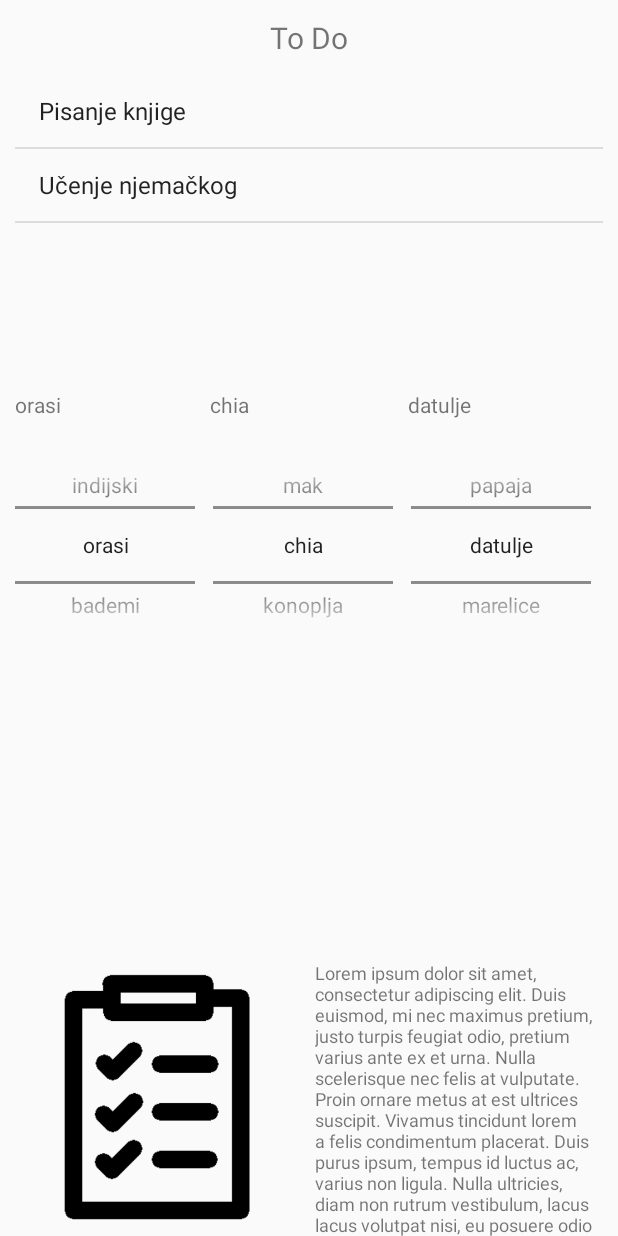
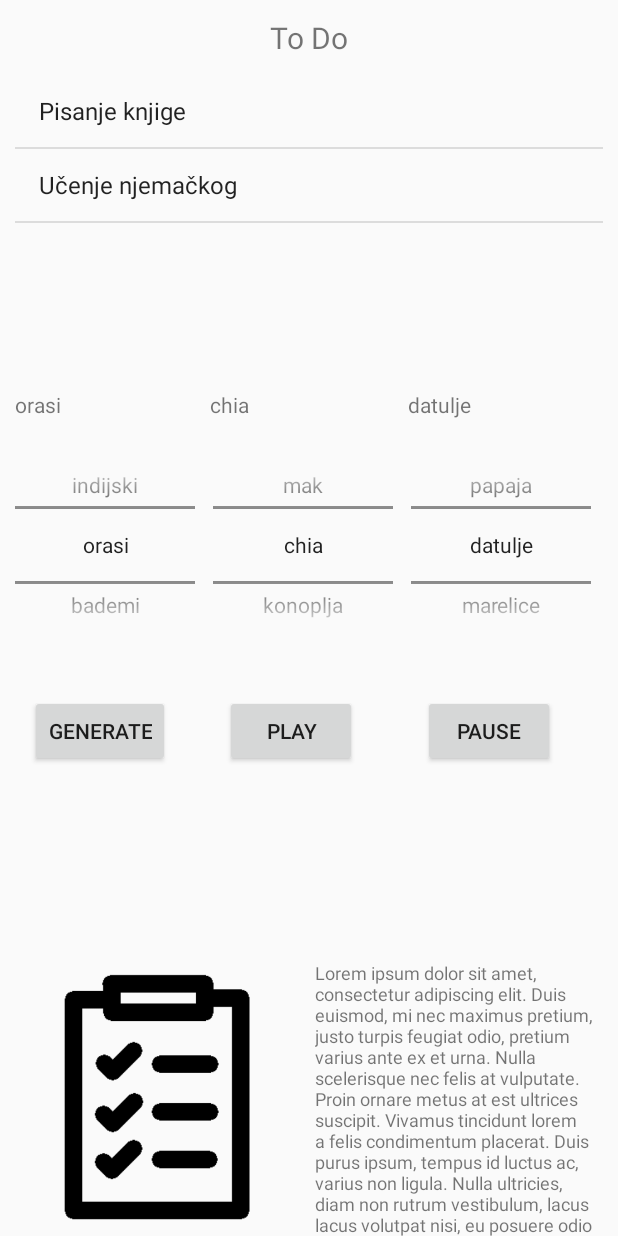
Before and after one commit to kathestos/Regime-app, an Android app: the TodoActivity screen opened directly, with no data from a screen before it, on a phone screen of 412 x 824 dp. Run offline under Robolectric (Android 15) with nearby library versions, the phone set to English and light mode, and no system bars.

Commit message:
player kreiran

```diff
--- a/app/src/main/java/com/example/myapplication/TodoActivity.java
+++ b/app/src/main/java/com/example/myapplication/TodoActivity.java
@@ -2,20 +2,26 @@ package com.example.myapplication;
 
 import android.content.Context;
 import android.content.SharedPreferences;
+import android.media.MediaPlayer;
 import android.os.Bundle;
 import android.view.WindowManager;
 import android.widget.ArrayAdapter;
+import android.widget.Button;
 import android.widget.ListView;
 import android.widget.NumberPicker;
 import android.widget.TextView;
 
 import androidx.appcompat.app.AppCompatActivity;
 
+import java.util.ArrayList;
 import java.util.Objects;
 
 public class TodoActivity extends AppCompatActivity {
 
     SharedPreferences sp;
+
+    ArrayList<Integer> playlist = new ArrayList<>();
+    int i = 0;
 
     @Override
     protected void onCreate(Bundle savedInstanceState) {
@@ -100,5 +106,42 @@ public class TodoActivity extends AppCompatActivity {
         String savedSuho = suho[suhoNum];
         suhoText.setText(savedSuho);
         suhoPick.setValue(suhoNum);
+
+//        SOUNDS EXPERIMENT
+
+        Button generate = findViewById(R.id.generateMp3);
+        Button play = findViewById(R.id.playMp3);
+        Button pause = findViewById(R.id.pauseMp3);
+
+        playlist.add(R.raw.norm_sklek);
+        playlist.add(R.raw.prvi);
+        playlist.add(R.raw.drugi);
+        playlist.add(R.raw.treci);
+        playlist.add(R.raw.norm_sklek);
+
+        play.setOnClickListener(v -> playNext(pause));
+
     }
+
+    void playNext(Button pause) {
+        if (i < playlist.size()) {
+            MediaPlayer mp = MediaPlayer.create(this, playlist.get(i++));
+            mp.start();
+            mp.setOnCompletionListener(vv -> playNext(pause));
+            pausePlay(pause, mp);
+        }
+    }
+
+    void pausePlay(Button pause, MediaPlayer mp) {
+        pause.setOnClickListener(vv -> {
+            mp.pause();
+            pause.setText("cont");
+            pause.setOnClickListener(vvv -> {
+                mp.start();
+                pause.setText("pause");
+                pausePlay(pause, mp);
+            });
+        });
+    }
+
 }
--- a/app/src/main/res/layout/activity_todo.xml
+++ b/app/src/main/res/layout/activity_todo.xml
@@ -105,4 +105,33 @@
         android:layout_toEndOf="@+id/pickerSjemenke"
         android:textSize="10sp" />
 
+    <Button
+        android:id="@+id/generateMp3"
+        android:layout_width="wrap_content"
+        android:layout_height="wrap_content"
+        android:layout_below="@+id/pickerOrah"
+        android:layout_marginStart="20dp"
+        android:layout_marginTop="40dp"
+        android:text="Generate" />
+
+    <Button
+        android:id="@+id/playMp3"
+        android:layout_width="wrap_content"
+        android:layout_height="wrap_content"
+        android:layout_below="@+id/pickerOrah"
+        android:layout_marginStart="20dp"
+        android:layout_marginTop="40dp"
+        android:layout_toEndOf="@+id/pickerOrah"
+        android:text="Play" />
+
+    <Button
+        android:id="@+id/pauseMp3"
+        android:layout_width="wrap_content"
+        android:layout_height="wrap_content"
+        android:layout_below="@+id/pickerOrah"
+        android:layout_marginStart="20dp"
+        android:layout_marginTop="40dp"
+        android:layout_toEndOf="@+id/pickerSjemenke"
+        android:text="Pause" />
+
 </RelativeLayout>
--- a/build.gradle
+++ b/build.gradle
@@ -8,7 +8,7 @@ buildscript {
 
     }
     dependencies {
-        classpath 'com.android.tools.build:gradle:4.1.0'
+        classpath 'com.android.tools.build:gradle:4.1.1'
 
         // NOTE: Do not place your application dependencies here; they belong
         // in the individual module build.gradle files
```
Also changed, not shown: app/src/main/res/values/strings.xml (+18 -0 lines), 6 other files.
